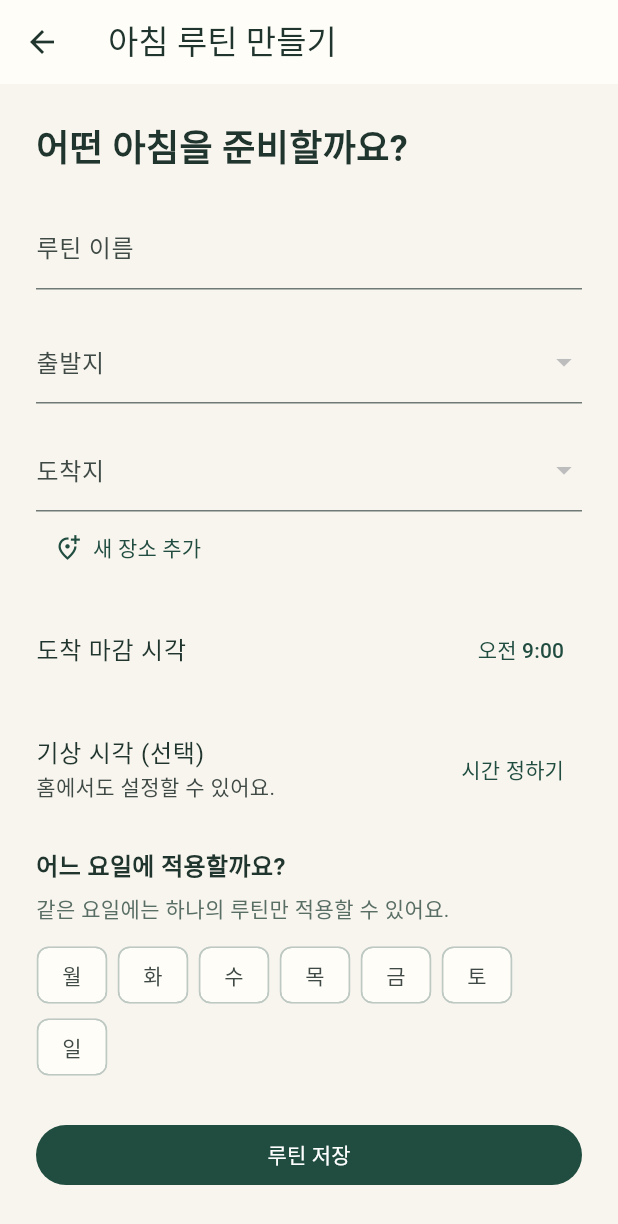
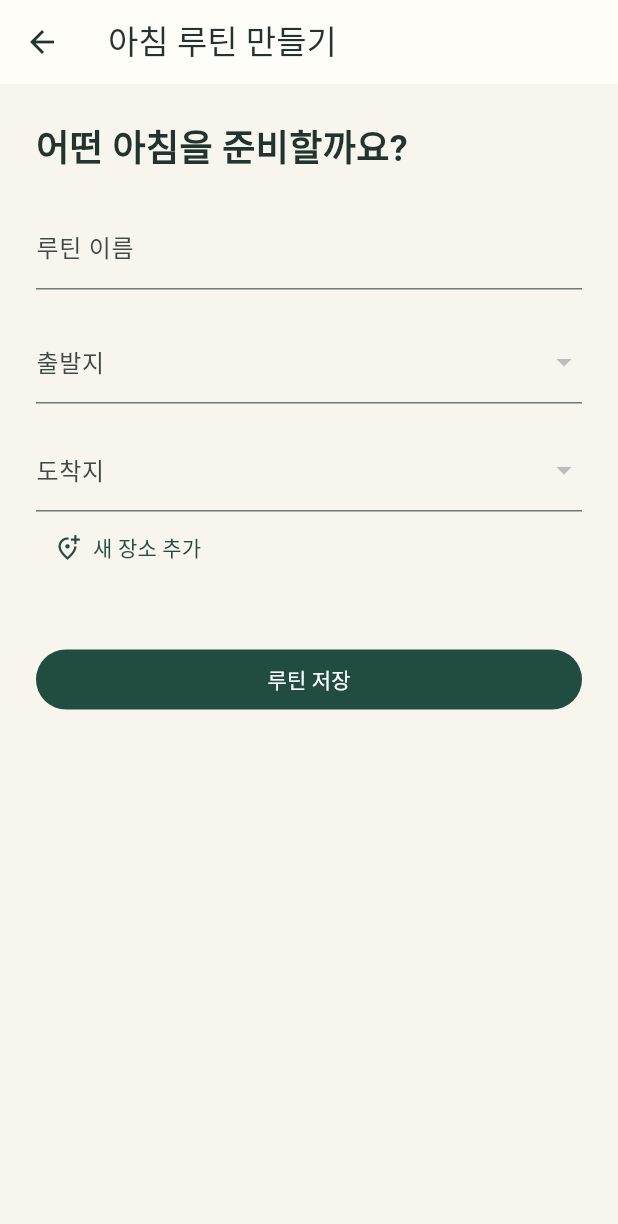
Before and after one commit to hye6k/aix-2026f-team08, a Flutter app: the MorningConceptScreen screen opened directly, after a tap on "시작하기", after a tap on "아침 루틴 만들기", on a phone screen of 412 x 824 dp. Shown: the top 1224 px of the screen. Run offline on Flutter 3.47's test engine with Material 3 defaults, Android fonts, the phone set to English and light mode, and no system bars; our stand-ins replace flutter_map, geocoding, geolocator, latlong2, shared_preferences, sqflite; accounts and stored records are empty.

Commit message:
feat: 아침 루틴 저장과 일정 설정 분리

```diff
--- a/app/lib/presentation/ux_comparison.dart
+++ b/app/lib/presentation/ux_comparison.dart
@@ -318,13 +318,17 @@ class _MorningConceptScreenState extends State<MorningConceptScreen>
     });
   }
 
-  Future<void> _routineEditor([_Routine? existing]) async {
+  Future<void> _routineEditor({
+    _Routine? existing,
+    bool schedule = false,
+  }) async {
     final result = await Navigator.of(context).push<_Routine>(
       MaterialPageRoute(
         builder: (_) => Theme(
           data: _conceptTheme(),
           child: _RoutineEditor(
             existing: existing,
+            schedule: schedule,
             id: existing?.id ?? _nextId++,
             places: _places,
             routines: _routines,
@@ -935,11 +939,14 @@ class _MorningConceptScreenState extends State<MorningConceptScreen>
             leading: const Icon(Icons.wb_twilight_outlined),
             title: Text(r.name),
             subtitle: Text(
-              '${_placeName(r.origin)} → ${_placeName(r.destination)}\n${r.deadline.format(context)} · ${_dayText(r.days)}',
+              '${_placeName(r.origin)} → ${_placeName(r.destination)}\n${r.days.isEmpty ? '일정 미설정' : '${r.deadline.format(context)} · ${_dayText(r.days)}'}',
             ),
             isThreeLine: true,
-            trailing: const Icon(Icons.chevron_right),
-            onTap: () => _routineEditor(r),
+            onTap: () => _routineEditor(existing: r),
+            trailing: TextButton(
+              onPressed: () => _routineEditor(existing: r, schedule: true),
+              child: const Text('일정 설정'),
+            ),
           ),
       ]),
     ],
@@ -1165,12 +1172,14 @@ class _RoutineEditor extends StatefulWidget {
     required this.routines,
     required this.addPlace,
     this.existing,
+    required this.schedule,
   });
   final int id;
   final List<_Place> places;
   final List<_Routine> routines;
   final Future<void> Function() addPlace;
   final _Routine? existing;
+  final bool schedule;
   @override
   State<_RoutineEditor> createState() => _RoutineEditorState();
 }
@@ -1200,12 +1209,19 @@ class _RoutineEditorState extends State<_RoutineEditor> {
     };
     return Scaffold(
       appBar: AppBar(
-        title: Text(widget.existing == null ? '아침 루틴 만들기' : '아침 루틴 수정'),
+        title: Text(
+          widget.schedule
+              ? '일정 설정'
+              : widget.existing == null
+              ? '아침 루틴 만들기'
+              : '아침 루틴 수정',
+        ),
       ),
       body: SafeArea(
         child: ListView(
           padding: const EdgeInsets.all(24),
           children: [
+            if (!widget.schedule) ...[
               const Text(
                 '어떤 아침을 준비할까요?',
                 style: TextStyle(fontSize: 24, fontWeight: FontWeight.w700),
@@ -1250,6 +1266,8 @@ class _RoutineEditorState extends State<_RoutineEditor> {
                 ),
               ),
               const SizedBox(height: 16),
+            ] else ...[
+              Text(widget.existing!.name),
               ListTile(
                 contentPadding: EdgeInsets.zero,
                 title: const Text('도착 마감 시각'),
@@ -1340,6 +1358,7 @@ class _RoutineEditorState extends State<_RoutineEditor> {
                   style: const TextStyle(color: _Colors.muted, fontSize: 12),
                 ),
               ],
+            ],
             if (error != null)
               Padding(
                 padding: const EdgeInsets.only(top: 12),
@@ -1350,9 +1369,8 @@ class _RoutineEditorState extends State<_RoutineEditor> {
               onPressed: () {
                 if (name.text.trim().isEmpty ||
                     origin == null ||
-                    destination == null ||
-                    days.isEmpty) {
-                  setState(() => error = '이름, 출발지, 도착지와 적용 요일을 모두 선택해 주세요.');
+                    destination == null) {
+                  setState(() => error = '이름, 출발지, 도착지를 모두 입력해 주세요.');
                   return;
                 }
                 if (origin == destination) {
@@ -1372,7 +1390,7 @@ class _RoutineEditorState extends State<_RoutineEditor> {
                   ),
                 );
               },
-              child: const Text('루틴 저장'),
+              child: Text(widget.schedule ? '일정 저장' : '루틴 저장'),
             ),
           ],
         ),
```
Also changed, not shown: 1 other file. Lines whose indentation alone changed are shown as unchanged.
